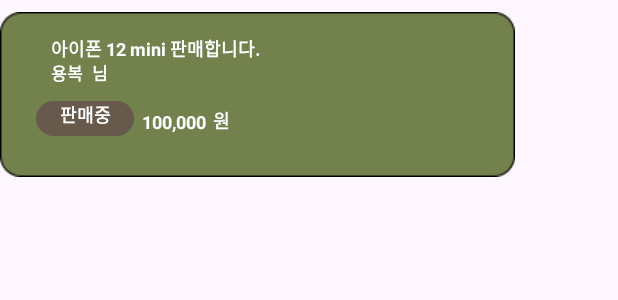
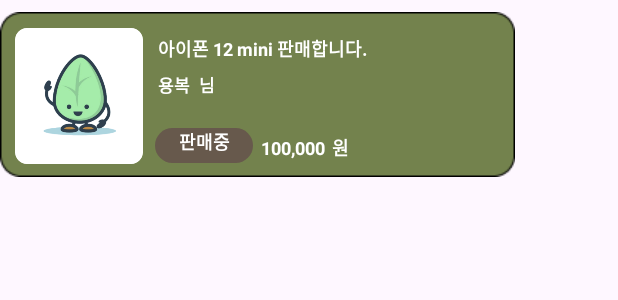
Before and after one commit to sheepyis/Second-Hand, an Android app: the layout product.xml on its own in the app's theme, with its tools: preview values and no code run, on a phone screen of 412 x 824 dp. Shown: the top 300 px of the screen. Run offline under Robolectric (Android 15) with nearby library versions, the phone set to English and light mode, and no system bars.

Commit message:
상품 목록 이미지 추가

```diff
--- a/app/src/main/res/layout/home.xml
+++ b/app/src/main/res/layout/home.xml
@@ -22,9 +22,8 @@
         android:id="@+id/filterButton"
         android:layout_width="153dp"
         android:layout_height="29dp"
-        android:layout_marginStart="32dp"
         android:layout_marginTop="8dp"
-        app:layout_constraintStart_toStartOf="parent"
+        app:layout_constraintStart_toStartOf="@+id/textView"
         app:layout_constraintTop_toBottomOf="@+id/textView" />
 
     <androidx.recyclerview.widget.RecyclerView
--- a/app/src/main/res/layout/product.xml
+++ b/app/src/main/res/layout/product.xml
@@ -21,22 +21,21 @@
         android:id="@+id/productTitle"
         android:layout_width="wrap_content"
         android:layout_height="wrap_content"
-        android:layout_marginStart="24dp"
-        android:layout_marginTop="0dp"
         android:text="아이폰 12 mini 판매합니다."
         android:textColor="#FFFFFF"
         android:textSize="12sp"
         android:textStyle="bold"
         android:translationX="10dp"
         android:translationY="15dp"
-        app:layout_constraintStart_toStartOf="@+id/imageView4"
+        app:layout_constraintStart_toEndOf="@+id/imageView9"
         app:layout_constraintTop_toTopOf="@+id/imageView4" />
 
     <ImageView
         android:id="@+id/imageView"
         android:layout_width="65dp"
         android:layout_height="23dp"
-        android:layout_marginTop="50dp"
+        android:layout_marginStart="8dp"
+        android:layout_marginTop="60dp"
         app:layout_constraintStart_toStartOf="@+id/productSeller"
         app:layout_constraintTop_toBottomOf="@+id/productSeller"
         app:srcCompat="@drawable/state_button" />
@@ -45,7 +44,8 @@
         android:id="@+id/productsoldout"
         android:layout_width="65dp"
         android:layout_height="23dp"
-        android:layout_marginTop="50dp"
+        android:layout_marginStart="8dp"
+        android:layout_marginTop="60dp"
         android:text="판매중"
         android:textAlignment="center"
         android:textColor="#FFFFFF"
@@ -80,20 +80,20 @@
         android:translationX="10dp"
         android:translationY="40dp"
         app:layout_constraintStart_toStartOf="@+id/productTitle"
-        tools:layout_editor_absoluteY="16dp" />
+        app:layout_constraintTop_toTopOf="@+id/productTitle" />
 
     <TextView
         android:id="@+id/textView13"
         android:layout_width="wrap_content"
         android:layout_height="wrap_content"
         android:layout_marginStart="16dp"
-        android:layout_marginTop="40dp"
+        android:layout_marginTop="22dp"
         android:text="님"
         android:textColor="#FFFFFF"
         android:textSize="11sp"
         android:textStyle="bold"
         app:layout_constraintStart_toEndOf="@+id/productSeller"
-        app:layout_constraintTop_toTopOf="@+id/productSeller" />
+        app:layout_constraintTop_toBottomOf="@+id/productTitle" />
 
     <TextView
         android:id="@+id/textView12"
@@ -109,5 +109,16 @@
         app:layout_constraintTop_toTopOf="@+id/productPrice"
         tools:text="원" />
 
+    <ImageView
+        android:id="@+id/imageView9"
+        android:layout_width="85dp"
+        android:layout_height="105dp"
+        android:layout_marginStart="10dp"
+        android:layout_marginTop="10dp"
+        app:layout_constraintBottom_toBottomOf="parent"
+        app:layout_constraintStart_toStartOf="@+id/imageView4"
+        app:layout_constraintTop_toTopOf="parent"
+        app:srcCompat="@drawable/product" />
+
 
 </androidx.constraintlayout.widget.ConstraintLayout>
```
Also changed, not shown: app/src/main/res/drawable/product.png (added).
